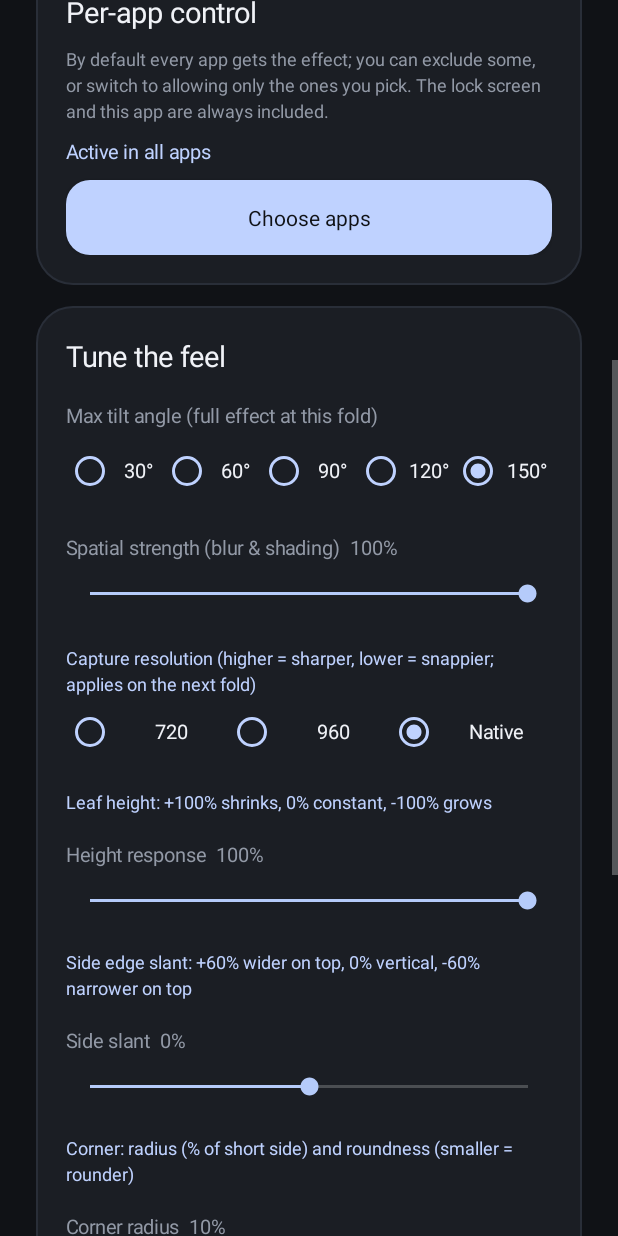
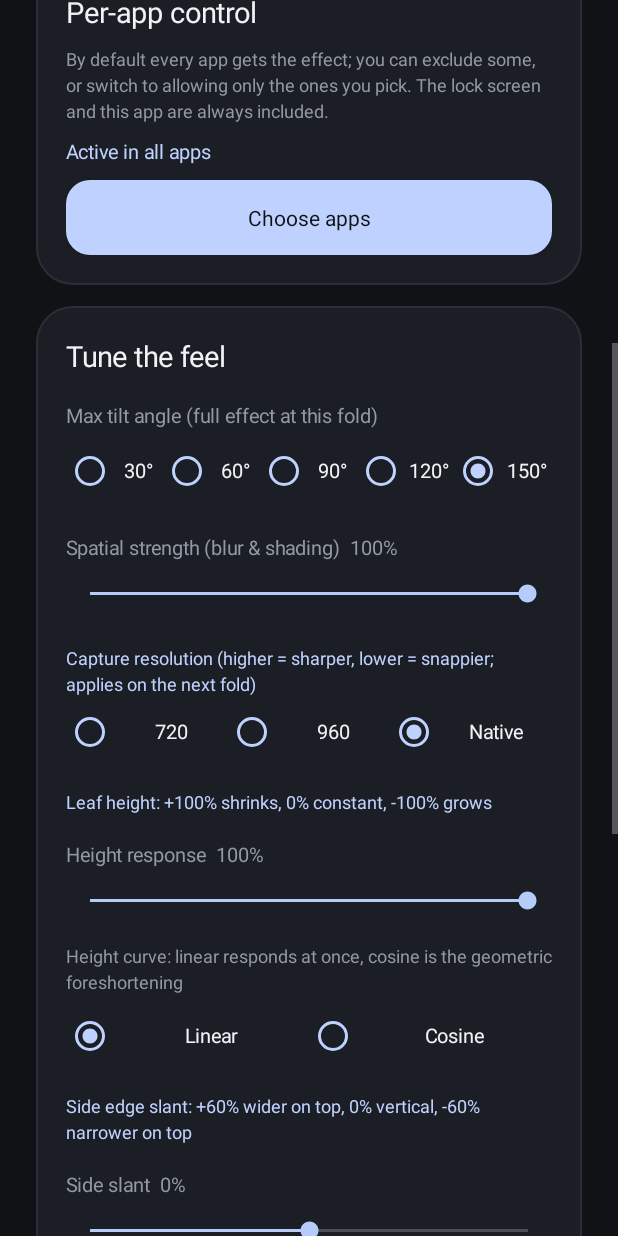
Before and after one commit to tianmingrui12345-eng/duofold-bixi, an Android app: the screen it shows after launch (MainActivity), scrolled down 576 dp, on a phone screen of 412 x 824 dp. Run offline under Robolectric (Android 15) with nearby library versions, the phone set to English and light mode, and no system bars; libraries missing offline, so code that uses them is left out: rikka.shizuku; 10 statements that could not run were skipped.

Commit message:
Height curve is selectable: linear or cosine

```diff
--- a/app/build.gradle
+++ b/app/build.gradle
@@ -8,8 +8,8 @@ android {
         applicationId 'dev.duofold'
         minSdk 29
         targetSdk 35
-        versionCode 54
-        versionName '0.3'
+        versionCode 55
+        versionName '0.4'
         testInstrumentationRunner 'android.test.InstrumentationTestRunner'
     }
     flavorDimensions 'api'
--- a/app/src/main/java/dev/duofold/MainActivity.java
+++ b/app/src/main/java/dev/duofold/MainActivity.java
@@ -154,6 +154,28 @@ public final class MainActivity extends Activity {
         // 0% keeps the height, -100% makes it grow as the fold deepens.
         Ui.add(this,tuning,Ui.text(this,t("折叠时上半屏高度：+100% 越折越矮（原效果）· 0% 不变 · -100% 越折越高","Leaf height: +100% shrinks, 0% constant, -100% grows"),12,Ui.ACCENT),14,0);
         slider(tuning,t("高度变化","Height response"),-100,100,prefs.getFloat("heightBias",1f)*100,value->{prefs.edit().putFloat("heightBias",value/100f).apply();EffectPrefs.set(this,value/100f);},"%");
+        Ui.add(this,tuning,Ui.text(this,t("高度变化曲线：线性起手就动 · 余弦是几何投影（前几度几乎不动）","Height curve: linear responds at once, cosine is the geometric foreshortening"),12,Ui.MUTED),10,4);
+        RadioGroup heightCurve=new RadioGroup(this);
+        heightCurve.setOrientation(LinearLayout.HORIZONTAL);
+        float storedCurve=prefs.getFloat("heightCurve",0f);
+        String[] curveLabels={t("线性","Linear"),t("余弦","Cosine")};
+        for(int i=0;i<2;i++) {
+            RadioButton option=new RadioButton(this);
+            option.setId(View.generateViewId());option.setTag(i);
+            option.setText(curveLabels[i]);option.setTextSize(13);option.setTextColor(Ui.FG);
+            option.setGravity(Gravity.CENTER);
+            option.setButtonTintList(android.content.res.ColorStateList.valueOf(Ui.ACCENT));
+            heightCurve.addView(option,new RadioGroup.LayoutParams(0,Ui.dp(this,48),1f));
+            if((int)storedCurve==i)heightCurve.check(option.getId());
+        }
+        heightCurve.setOnCheckedChangeListener((group,id)-> {
+            View chosen=group.findViewById(id);
+            if(chosen==null||!(chosen.getTag() instanceof Integer))return;
+            int value=(Integer)chosen.getTag();
+            prefs.edit().putFloat("heightCurve",value).apply();
+            EffectPrefs.setHeightCurve(this,value);
+        });
+        tuning.addView(heightCurve,new LinearLayout.LayoutParams(-1,-2));
         Ui.add(this,tuning,Ui.text(this,t("左右两条边的倾斜：+60% 上边张开（上宽下窄）· 0% 两条边竖直 · -60% 上边收拢（上窄下宽）","Side edge slant: +60% wider on top, 0% vertical, -60% narrower on top"),12,Ui.ACCENT),14,0);
         slider(tuning,t("左右边倾斜","Side slant"),-60,60,prefs.getFloat("sideSlant",0f)*100,value->{prefs.edit().putFloat("sideSlant",value/100f).apply();EffectPrefs.setSlant(this,value/100f);},"%");
         Ui.add(this,tuning,Ui.text(this,t("圆角：半径（屏幕短边占比）与圆度（数值越小越圆）","Corner: radius (% of short side) and roundness (smaller = rounder)"),12,Ui.ACCENT),14,0);
--- a/app/src/main/java/dev/duofold/render/FoldView.java
+++ b/app/src/main/java/dev/duofold/render/FoldView.java
@@ -150,6 +150,7 @@ public final class FoldView extends android.opengl.GLSurfaceView implements andr
             scalar("uIntensity",s.intensity);
             scalar("uHeightBias",dev.duofold.EffectPrefs.heightBias);
             scalar("uSideSlant",dev.duofold.EffectPrefs.sideSlant);
+            scalar("uHeightCurve",dev.duofold.EffectPrefs.heightCurve);
             scalar("uCornerRadius",dev.duofold.EffectPrefs.cornerRadius);
             scalar("uCornerPower",dev.duofold.EffectPrefs.cornerPower);
             // Landscape: the hinge line turns vertical, so the leaf is the left (rotation 90)
```
Also changed, not shown: app/src/main/java/dev/duofold/EffectPrefs.java (+8 -0 lines), 1 other file.
